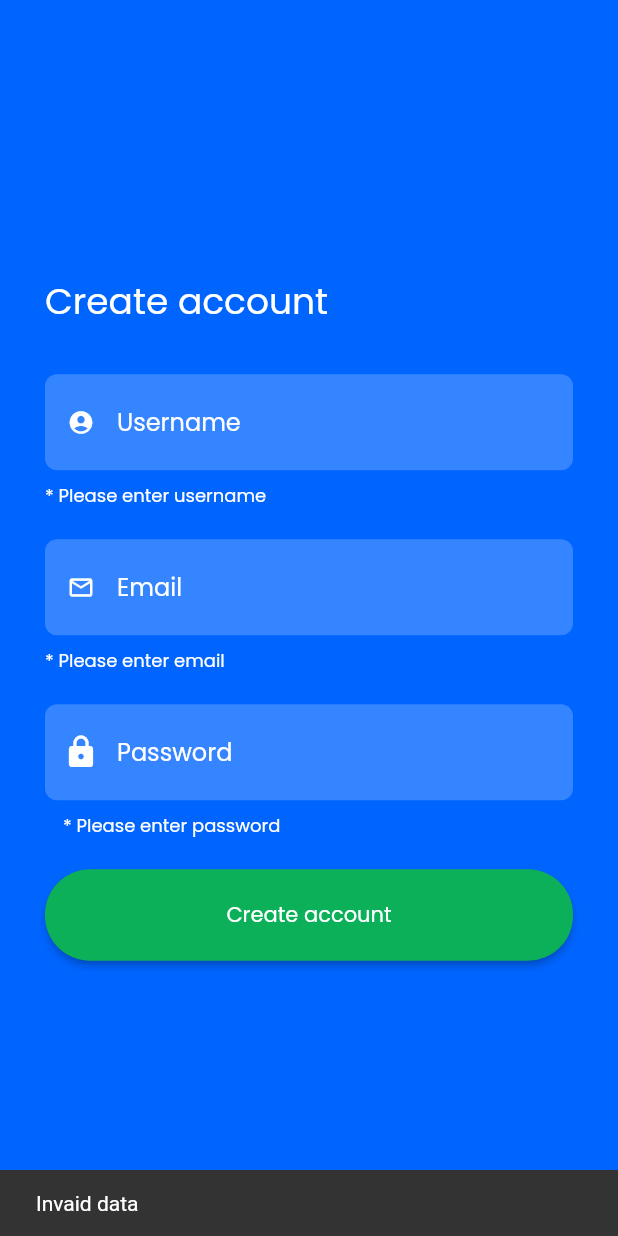
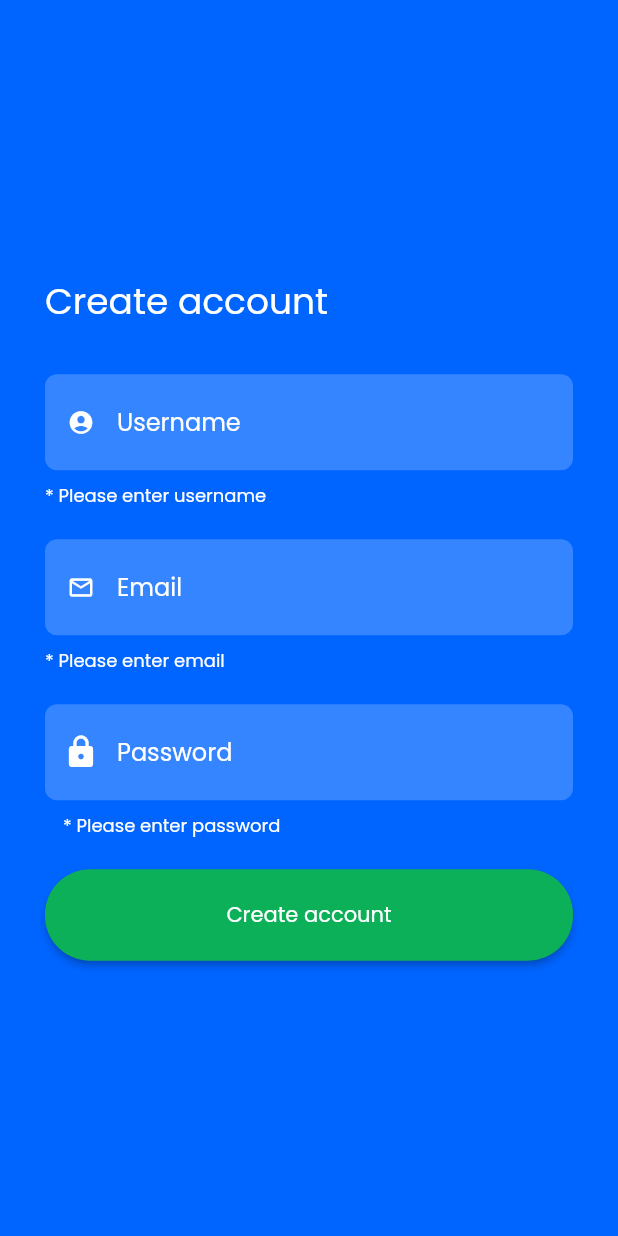
Before and after one commit to sammyodiagbe/brainbatu-mobile, a Flutter app: the SignupScreen screen opened directly, after a tap on "Create account", on a phone screen of 412 x 824 dp. Run offline on Flutter 3.47's test engine with Material 2 defaults, Android fonts, the phone set to English and light mode, and no system bars.

Commit message:
fixing bugs

```diff
--- a/lib/screens/auth/signup.dart
+++ b/lib/screens/auth/signup.dart
@@ -208,12 +208,6 @@ class _SignupScreenState extends State<SignupScreen> {
                                 } else {
                                   print('no response');
                                 }
-                              } else {
-                                Scaffold.of(context).showSnackBar(
-                                  SnackBar(
-                                    content: Text('Invaid data'),
-                                  ),
-                                );
                               }
                             },
                             color: Color(0xff0CB058),
```
